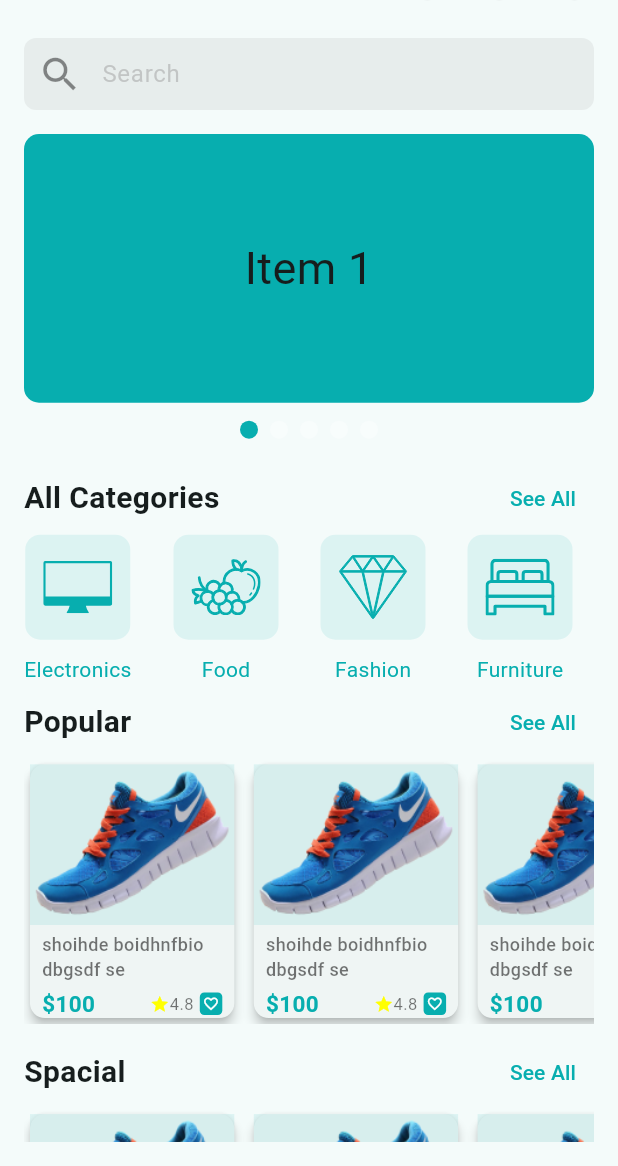
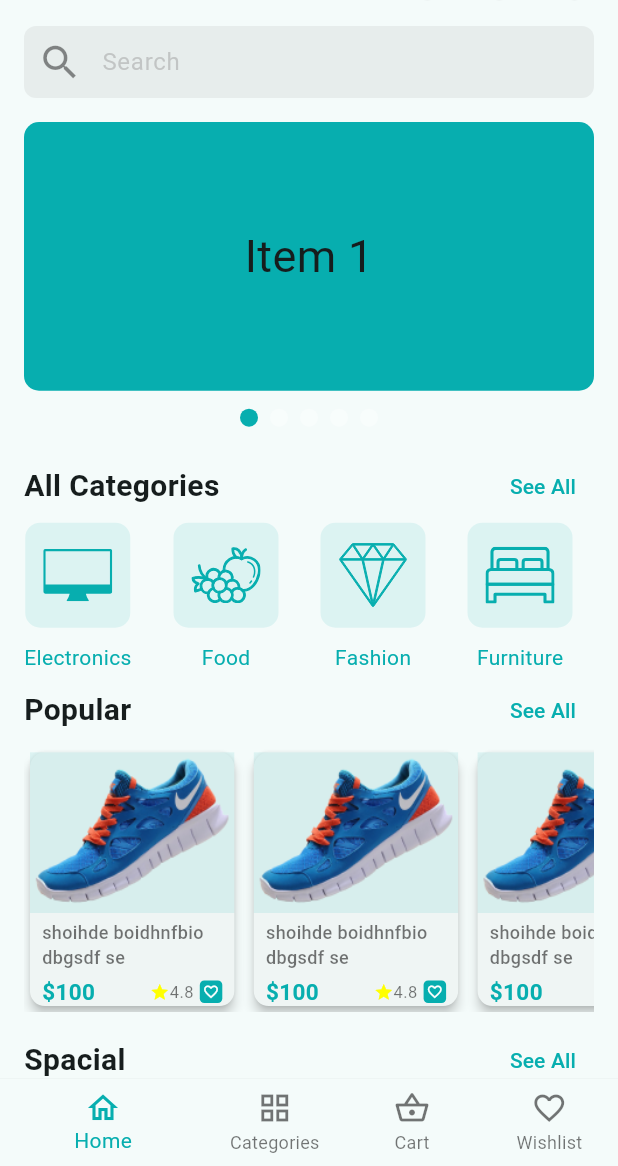
Before and after one commit to Anujit-Datta/ecommerce, a Flutter app: the CompleteProfileScreen screen opened directly, after a tap on "Next", on a phone screen of 412 x 824 dp, the part 70-1236 px from its top. Run offline on Flutter 3.47's test engine with Material 3 defaults, Android fonts, the phone set to English and light mode, and no system bars; drawn by our look-alikes of flutter_carousel_widget; our stand-ins replace flutter_svg, get, pin_code_fields.

Commit message:
complete NavBar Layout

```diff
--- /dev/null
+++ b/lib/controller_binders.dart
@@ -0,0 +1,10 @@
+import 'package:ecommerce/presentation/controllers/bottom_nav_bar_controller.dart';
+import 'package:get/get.dart';
+
+class ControllerBinders extends Bindings{
+  @override
+  void dependencies() {
+    Get.put(BottomNavBarController());
+  }
+
+}
--- /dev/null
+++ b/lib/presentation/controllers/bottom_nav_bar_controller.dart
@@ -0,0 +1,13 @@
+import 'package:get/get.dart';
+
+class BottomNavBarController extends GetxController{
+
+  int _selectedNavBarItem=0;
+
+  get selectedNavBarItem => _selectedNavBarItem;
+
+  changeSelectedItem(int index){
+    _selectedNavBarItem=index;
+    update();
+  }
+}
--- /dev/null
+++ b/lib/presentation/screens/bottom_nav_layout.dart
@@ -0,0 +1,64 @@
+import 'package:ecommerce/presentation/controllers/bottom_nav_bar_controller.dart';
+import 'package:ecommerce/presentation/screens/cart_screen.dart';
+import 'package:ecommerce/presentation/screens/categories_screen.dart';
+import 'package:ecommerce/presentation/screens/home_screen.dart';
+import 'package:ecommerce/presentation/screens/wish_list_screen.dart';
+import 'package:ecommerce/presentation/utils/app_colors.dart';
+import 'package:flutter/material.dart';
+import 'package:get/get.dart';
+
+class BottomNavLayout extends StatelessWidget {
+  BottomNavLayout({super.key});
+  final BottomNavBarController _bottomNavBarController=Get.find<BottomNavBarController>();
+
+  final List<Widget> _screens=const [
+    HomeScreen(),
+    CategoriesScreen(),
+    CartScreen(),
+    WishListScreen(),
+  ];
+
+  @override
+  Widget build(BuildContext context) {
+    return Scaffold(
+      body: GetBuilder<BottomNavBarController>(
+        builder: (_) {
+          return _screens[_bottomNavBarController.selectedNavBarItem];
+        }
+      ),
+      bottomNavigationBar: GetBuilder<BottomNavBarController>(
+        builder: (_) {
+          return BottomNavigationBar(
+            onTap: (int index){
+              _bottomNavBarController.changeSelectedItem(index);
+            },
+            selectedItemColor: AppColors.primaryColor,
+            unselectedItemColor: Colors.black54,
+            currentIndex: _bottomNavBarController.selectedNavBarItem,
+            elevation: 1,
+            enableFeedback: true,
+            showUnselectedLabels: true,
+            items: const [
+              BottomNavigationBarItem(
+                icon: Icon(Icons.home_outlined),
+                label: 'Home',
+              ),
+              BottomNavigationBarItem(
+                icon: Icon(Icons.grid_view),
+                label: 'Categories'
+              ),
+              BottomNavigationBarItem(
+                icon: Icon(Icons.shopping_basket_outlined),
+                label: 'Cart'
+              ),
+              BottomNavigationBarItem(
+                icon: Icon(Icons.favorite_outline),
+                label: 'Wishlist'
+              ),
+            ],
+          );
+        }
+      ),
+    );
+  }
+}
--- a/lib/presentation/screens/complete_profile_screen.dart
+++ b/lib/presentation/screens/complete_profile_screen.dart
@@ -1,3 +1,4 @@
+import 'package:ecommerce/presentation/screens/bottom_nav_layout.dart';
 import 'package:ecommerce/presentation/screens/home_screen.dart';
 import 'package:ecommerce/presentation/screens/otp_verify_screen.dart';
 import 'package:ecommerce/presentation/widgets/logo.dart';
@@ -40,7 +41,7 @@ class _CompleteProfileScreenState extends State<CompleteProfileScreen> {
               _completeProfileForm(sizes),
               ElevatedButton(
                 onPressed: (){
-                  Get.to(() => const HomeScreen());
+                  Get.to(() => BottomNavLayout());
                 },
                 child: const Text('Next',),
               ),
--- a/lib/presentation/screens/home_screen.dart
+++ b/lib/presentation/screens/home_screen.dart
@@ -1,5 +1,6 @@
 import 'package:ecommerce/presentation/utils/app_colors.dart';
 import 'package:ecommerce/presentation/utils/asset_paths.dart';
+import 'package:ecommerce/presentation/widgets/category_view.dart';
 import 'package:ecommerce/presentation/widgets/product_card.dart';
 import 'package:flutter/material.dart';
 import 'package:flutter_carousel_widget/flutter_carousel_widget.dart';
@@ -35,7 +36,7 @@ class _HomeScreenState extends State<HomeScreen> {
     return Scaffold(
       appBar: buildAppBar(sizes),
       body: Padding(
-        padding: const EdgeInsets.all(16.0),
+        padding: const EdgeInsets.only(left: 16,right: 16,top: 8),
         child: SingleChildScrollView(
           child: Column(
             children: [
@@ -100,7 +101,6 @@ class _HomeScreenState extends State<HomeScreen> {
 
   AppBar buildAppBar(Size sizes) {
     return AppBar(
-      centerTitle: false,
       automaticallyImplyLeading: false,
       title: Logo(
         path: AssetPaths.navBarLogo,
@@ -155,32 +155,7 @@ class CategoriesHorizontalScroll extends StatelessWidget {
         itemCount: 4,
         scrollDirection: Axis.horizontal,
         itemBuilder: (context,index){
-          return Column(
-            children: [
-              Container(
-                height: 70,
-                width: 70,
-                decoration: BoxDecoration(
-                  color: AppColors.primaryColor.withOpacity(0.1),
-                  borderRadius: BorderRadius.circular(10)
-                ),
-                child: Padding(
-                  padding: const EdgeInsets.all(12.0),
-                  child: Logo(
-                    path: categoryImages[index],
-                    scale: 50,
-                  ),
-                ),
-              ),
-              const SizedBox(height: 10,),
-              Text(
-                categoryNames[index],
-                style: const TextStyle(
-                  color: AppColors.primaryColor,
-                ),
-              ),
-            ],
-          );
+          return CategoryView(categoryImage: categoryImages[index], categoryName: categoryNames[index]);
         },
         separatorBuilder: (context,index){
           return const SizedBox(width: 28,);
@@ -189,6 +164,7 @@ class CategoriesHorizontalScroll extends StatelessWidget {
     );
   }
 }
+
 
 class SectionHeader extends StatelessWidget {
   const SectionHeader({
--- /dev/null
+++ b/lib/presentation/widgets/category_view.dart
@@ -0,0 +1,44 @@
+import 'package:ecommerce/presentation/utils/app_colors.dart';
+import 'package:ecommerce/presentation/widgets/logo.dart';
+import 'package:flutter/material.dart';
+
+class CategoryView extends StatelessWidget {
+  const CategoryView({
+    super.key,
+    required this.categoryImage,
+    required this.categoryName,
+  });
+
+  final String categoryImage;
+  final String categoryName;
+
+  @override
+  Widget build(BuildContext context) {
+    return Column(
+      children: [
+        Container(
+          height: 70,
+          width: 70,
+          decoration: BoxDecoration(
+              color: AppColors.primaryColor.withOpacity(0.1),
+              borderRadius: BorderRadius.circular(10)
+          ),
+          child: Padding(
+            padding: const EdgeInsets.all(12.0),
+            child: Logo(
+              path: categoryImage,
+              scale: 50,
+            ),
+          ),
+        ),
+        const SizedBox(height: 10,),
+        Text(
+          categoryName,
+          style: const TextStyle(
+            color: AppColors.primaryColor,
+          ),
+        ),
+      ],
+    );
+  }
+}
```
Also changed, not shown: lib/app.dart (+6 -1 lines), lib/presentation/screens/cart_screen.dart (added, +14 -0 lines), lib/presentation/screens/categories_screen.dart (added, +14 -0 lines), lib/presentation/screens/wish_list_screen.dart (added, +14 -0 lines).
